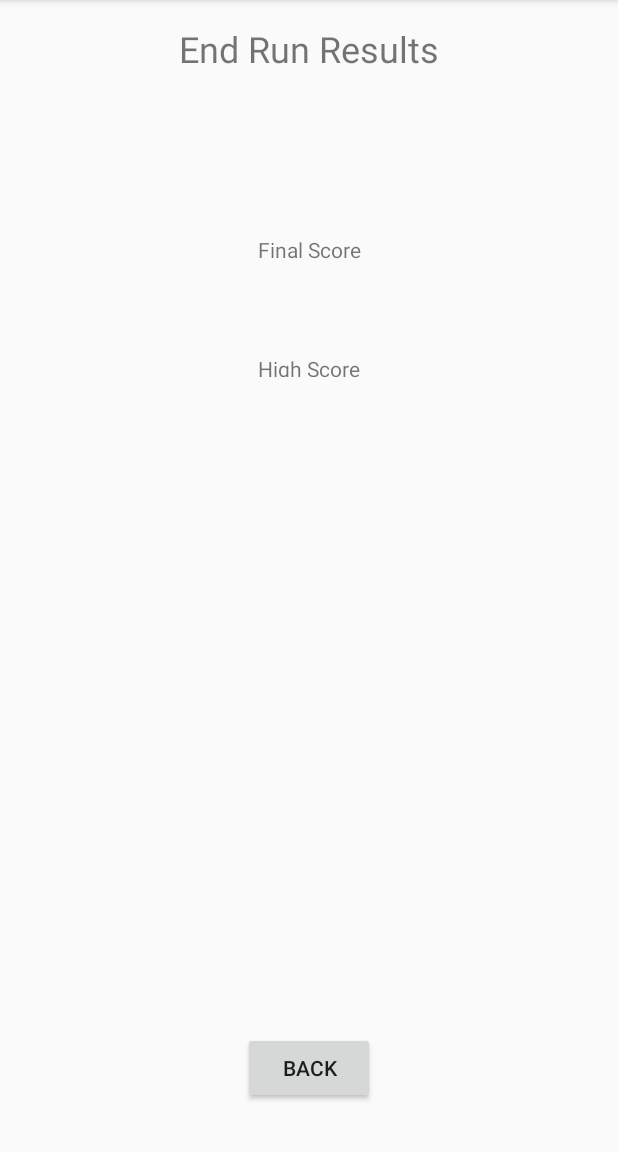
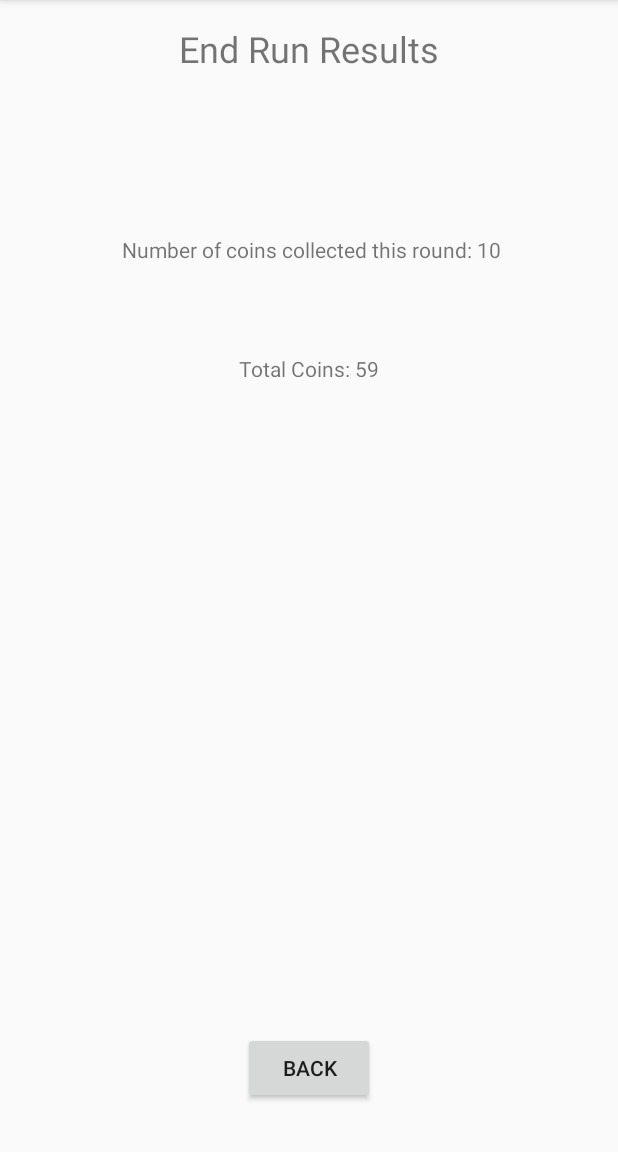
Before and after one commit to Nayzee/semester-project, an Android app: the ResultsActivity screen opened directly, with no data from a screen before it, on a phone screen of 412 x 824 dp, the part 84-1236 px from its top. Run offline under Robolectric (Android 15) with nearby library versions, the phone set to English and light mode, and no system bars.

Commit message:
External Data 1

```diff
--- a/app/src/main/java/com/example/donovan/epicrunningsim/MainActivity.java
+++ b/app/src/main/java/com/example/donovan/epicrunningsim/MainActivity.java
@@ -5,6 +5,8 @@ import android.support.v7.app.AppCompatActivity;
 import android.os.Bundle;
 import android.view.View;
 import android.widget.Button;
+
+import java.io.File;
 
 public class MainActivity extends AppCompatActivity {
     //create variables buttons
@@ -56,6 +58,8 @@ public class MainActivity extends AppCompatActivity {
             public void onClick(View view) {
                 Intent intent = new Intent(MainActivity.this, ResultsActivity.class);
                 startActivity(intent);
+
+
             }
         });
      }
--- a/app/src/main/java/com/example/donovan/epicrunningsim/ResultsActivity.java
+++ b/app/src/main/java/com/example/donovan/epicrunningsim/ResultsActivity.java
@@ -1,13 +1,24 @@
 package com.example.donovan.epicrunningsim;
 
+import android.content.Context;
 import android.support.v7.app.AppCompatActivity;
 import android.os.Bundle;
 import android.view.View;
 import android.widget.Button;
+import android.widget.EditText;
+import android.widget.TextView;
+
+import org.w3c.dom.Text;
+
+import java.io.FileInputStream;
+import java.io.FileOutputStream;
 
 public class ResultsActivity extends AppCompatActivity {
     //create variable for back button
     private Button backButton;
+    private TextView totalCoins;
+    private int numOfCoins;
+
 
     @Override
     protected void onCreate(Bundle savedInstanceState) {
@@ -16,6 +27,32 @@ public class ResultsActivity extends AppCompatActivity {
 
         //attach button variable to button in layout
         backButton = (Button) findViewById(R.id.btnBack);
+        totalCoins = (TextView) findViewById(R.id.txtTotalCoins);
+        totalCoins.setText("Total Coins: " + numOfCoins);
+
+        FileInputStream inputStream;
+
+        try {
+            inputStream = openFileInput("numberOfCoins");
+            numOfCoins = inputStream.read();
+        } catch(Exception e) {
+
+        }
+        numOfCoins = numOfCoins + 10;
+        totalCoins.setText("Total Coins: " + numOfCoins);
+
+        String filename = "numberOfCoins";
+        String fileContents = numOfCoins + "";
+        FileOutputStream outputStream;
+
+        try {
+            outputStream = openFileOutput(filename, Context.MODE_PRIVATE);
+            outputStream.write(fileContents.getBytes());
+            outputStream.close();
+        } catch (Exception e) {
+            e.printStackTrace();
+        }
+
 
         //go back to main activity
         backButton.setOnClickListener(new View.OnClickListener() {
--- a/app/src/main/res/layout/activity_results.xml
+++ b/app/src/main/res/layout/activity_results.xml
@@ -18,24 +18,24 @@
         app:layout_constraintTop_toTopOf="parent" />
 
     <TextView
-        android:id="@+id/textView2"
+        android:id="@+id/txtCoinsCollected"
         android:layout_width="wrap_content"
         android:layout_height="wrap_content"
         android:layout_marginTop="108dp"
-        android:text="Final Score"
+        android:text=" Number of coins collected this round: 10"
         app:layout_constraintLeft_toLeftOf="parent"
         app:layout_constraintRight_toRightOf="parent"
         app:layout_constraintTop_toBottomOf="@+id/textView" />
 
     <TextView
-        android:id="@+id/textView3"
+        android:id="@+id/txtTotalCoins"
         android:layout_width="wrap_content"
         android:layout_height="15dp"
         android:layout_marginTop="60dp"
-        android:text="High Score"
+        android:text="Total Coins Collected:"
         app:layout_constraintLeft_toLeftOf="parent"
         app:layout_constraintRight_toRightOf="parent"
-        app:layout_constraintTop_toBottomOf="@+id/textView2" />
+        app:layout_constraintTop_toBottomOf="@+id/txtCoinsCollected" />
 
     <Button
         android:id="@+id/btnBack"
@@ -46,4 +46,5 @@
         app:layout_constraintBottom_toBottomOf="parent"
         app:layout_constraintLeft_toLeftOf="parent"
         app:layout_constraintRight_toRightOf="parent" />
+
 </android.support.constraint.ConstraintLayout>
--- a/app/src/main/res/layout/activity_scores.xml
+++ b/app/src/main/res/layout/activity_scores.xml
@@ -18,7 +18,7 @@
         app:layout_constraintTop_toTopOf="parent" />
 
     <TextView
-        android:id="@+id/textView2"
+        android:id="@+id/txtCoinsCollected"
         android:layout_width="wrap_content"
         android:layout_height="wrap_content"
         android:layout_marginTop="16dp"
@@ -28,14 +28,14 @@
         app:layout_constraintTop_toBottomOf="@+id/textView5" />
 
     <TextView
-        android:id="@+id/textView3"
+        android:id="@+id/txtTotalCoins"
         android:layout_width="wrap_content"
         android:layout_height="wrap_content"
         android:layout_marginTop="16dp"
         android:text="High Score"
         app:layout_constraintLeft_toLeftOf="parent"
         app:layout_constraintRight_toRightOf="parent"
-        app:layout_constraintTop_toBottomOf="@+id/textView2" />
+        app:layout_constraintTop_toBottomOf="@+id/txtCoinsCollected" />
 
     <TextView
         android:id="@+id/textView4"
@@ -45,7 +45,7 @@
         android:text="High Score"
         app:layout_constraintLeft_toLeftOf="parent"
         app:layout_constraintRight_toRightOf="parent"
-        app:layout_constraintTop_toBottomOf="@+id/textView3" />
+        app:layout_constraintTop_toBottomOf="@+id/txtTotalCoins" />
 
     <TextView
         android:id="@+id/textView5"
--- a/app/src/main/res/layout/activity_story.xml
+++ b/app/src/main/res/layout/activity_story.xml
@@ -18,7 +18,7 @@
         app:layout_constraintTop_toTopOf="parent" />
 
     <TextView
-        android:id="@+id/textView2"
+        android:id="@+id/txtCoinsCollected"
         android:layout_width="wrap_content"
         android:layout_height="wrap_content"
         android:text="The story of the game."
```
